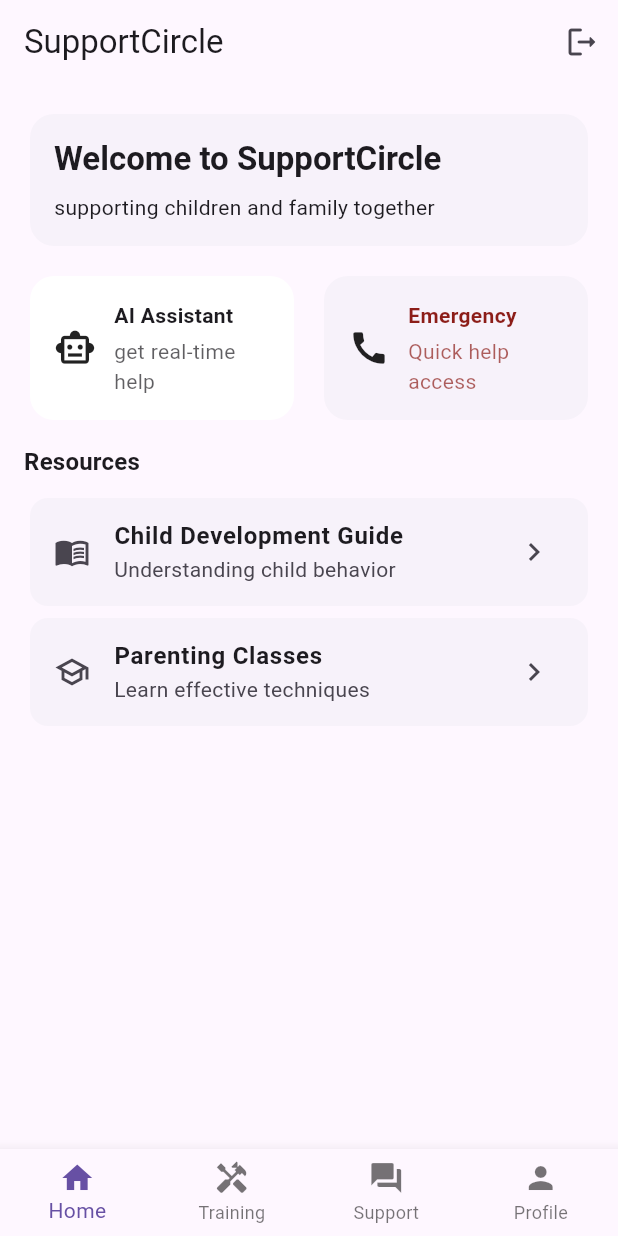
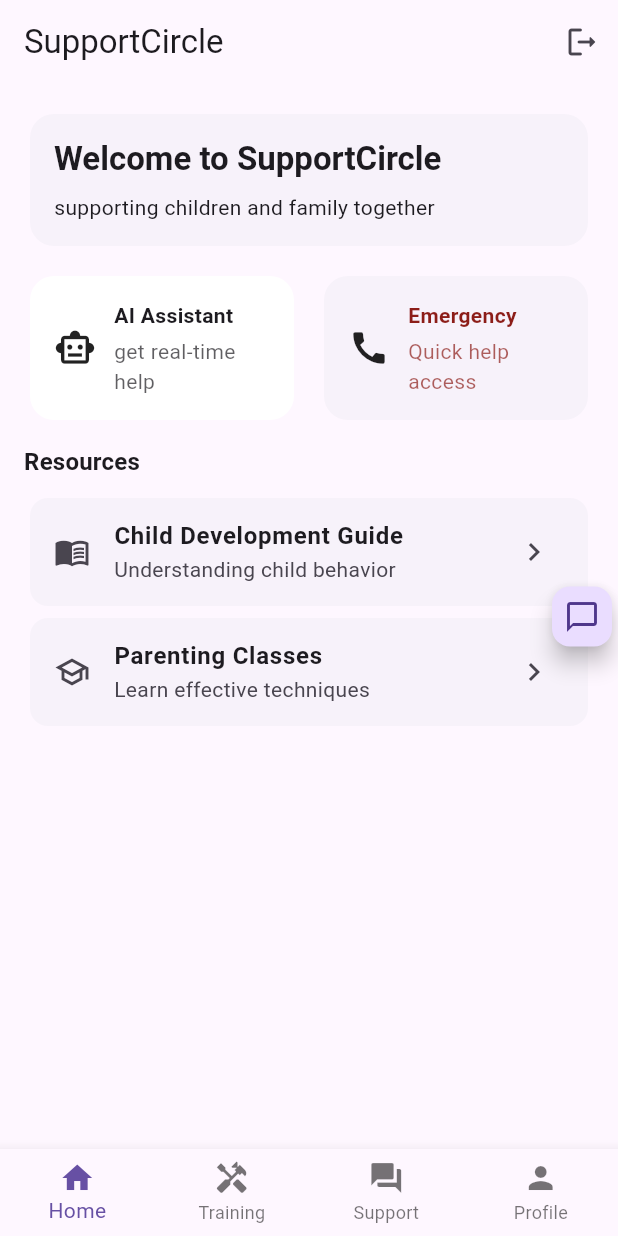
Before and after one commit to henryisacommonname/SupportCircle, a Flutter app: the screen it shows once a user with an empty profile is signed in, on a phone screen of 412 x 824 dp. Run offline on Flutter 3.47's test engine with Material 3 defaults, Android fonts, the phone set to English and light mode, and no system bars; our stand-ins replace cloud_firestore, firebase_auth, firebase_core, rxdart, video_player; accounts and stored records are empty.

Commit message:
trouble with running app with AI

```diff
--- a/lib/Home_Screen.dart
+++ b/lib/Home_Screen.dart
@@ -6,6 +6,7 @@ import 'screens/Profile_Tab.dart';
 import 'screens/Training_Screen.dart';
 import 'screens/Support_Screen.dart';
 import 'Core/Services/chatgpt_API_service.dart';
+import 'Widget/Collapsable_AI_Tool.dart';
 
 class HomeScreen extends StatefulWidget {
   const HomeScreen({super.key});
@@ -16,6 +17,9 @@ class HomeScreen extends StatefulWidget {
 //TAB NAVIGATOR
 class _HomeScreenState extends State<HomeScreen> {
   int index = 0;
+  final _Chat_API = Chat_API(
+    "https://a23e4be5-1075-4548-baf7-22e80ab91722-00-f46fp7e8sg7i.worf.replit.dev/",
+  );
   static const List<Widget> pages = <Widget>[
     HomeTab(),
     TrainingScreen(),
@@ -35,7 +39,15 @@ class _HomeScreenState extends State<HomeScreen> {
           ),
         ],
       ),
-      body: pages[index],
+      body: Stack(
+        children: [
+          pages[index],
+          Align(
+            alignment: Alignment.centerRight,
+            child: collapsible_Chat(api: _Chat_API),
+          ),
+        ],
+      ),
       bottomNavigationBar: SafeArea(
         child: BottomNavigationBar(
           type: BottomNavigationBarType.fixed,
--- a/lib/Screens/Home_Tab.dart
+++ b/lib/Screens/Home_Tab.dart
@@ -1,3 +1,4 @@
+//Home_Tab.dart
 import 'package:flutter/material.dart';
 
 class HomeTab extends StatelessWidget {
--- a/lib/Screens/Login_Screen.dart
+++ b/lib/Screens/Login_Screen.dart
@@ -1,3 +1,4 @@
+//Login_Screen.dart
 import 'package:flutter/material.dart';
 import '../Core/Services/auth_service.dart';
 
--- a/lib/Screens/Module_Player.dart
+++ b/lib/Screens/Module_Player.dart
@@ -1,3 +1,4 @@
+//Module_Player.dart
 import 'package:flutter/material.dart';
 import 'package:video_player/video_player.dart';
 import 'package:firebase_auth/firebase_auth.dart';
```
